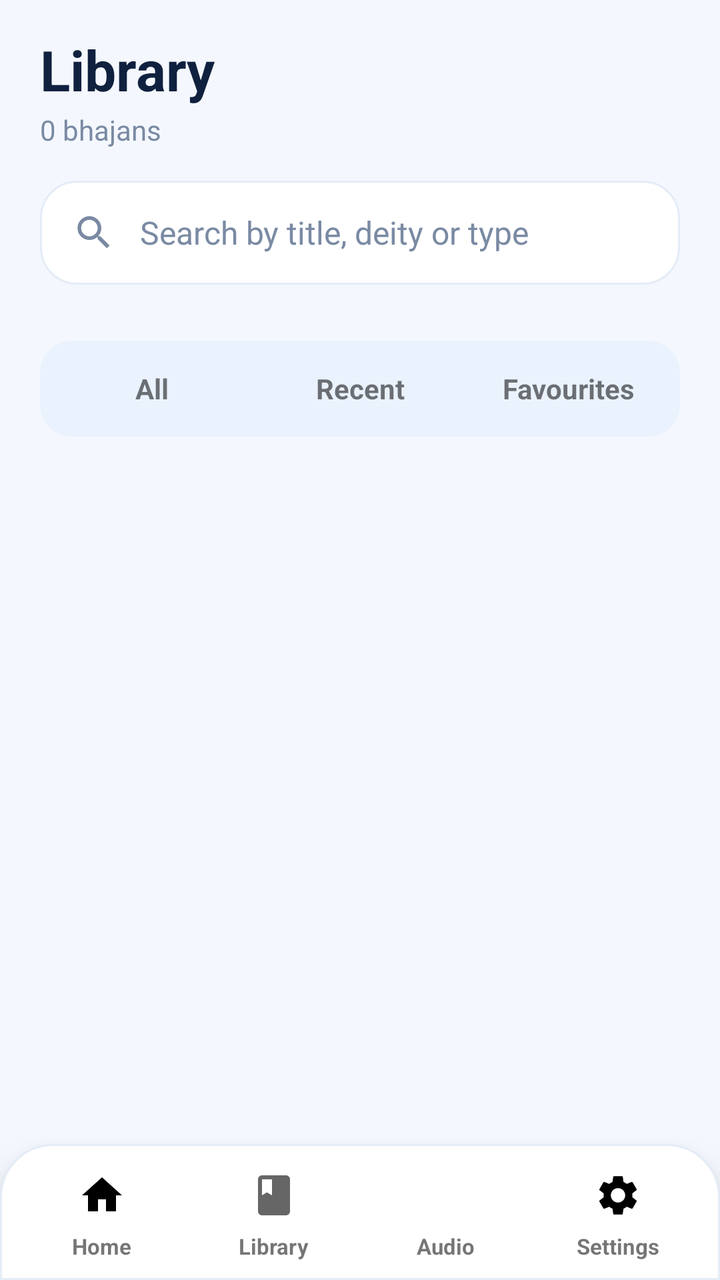
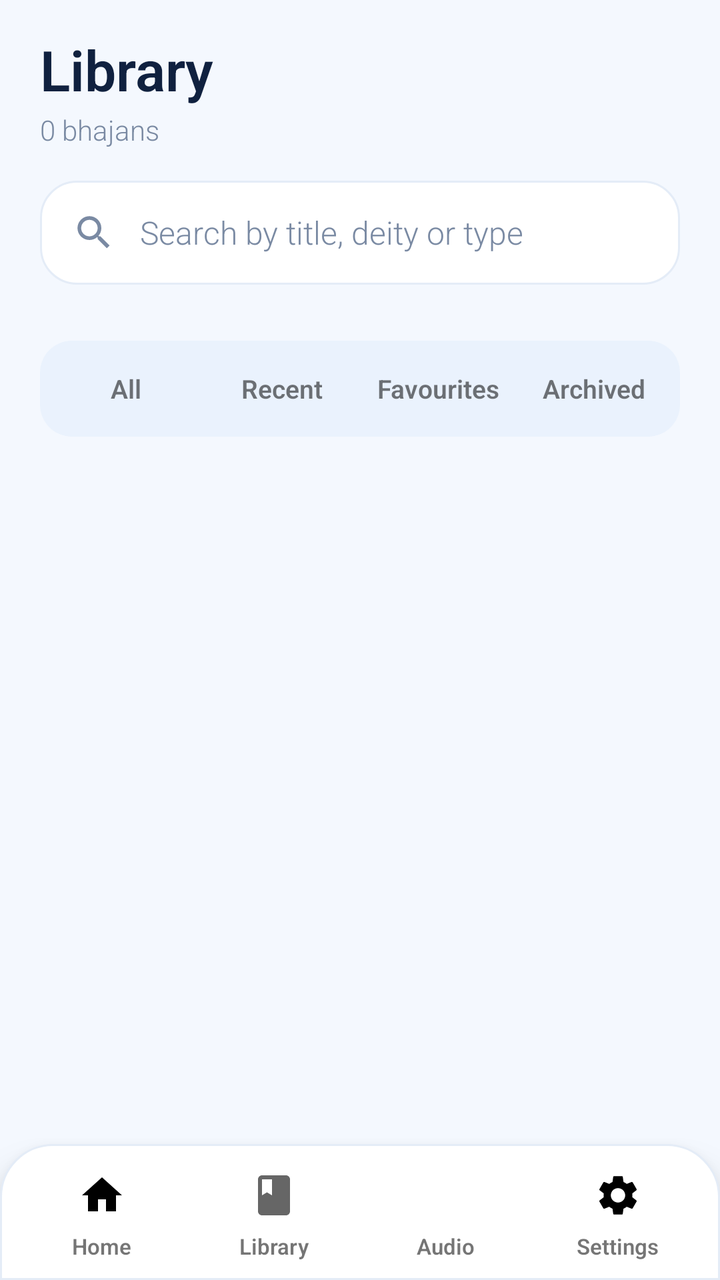

The first picture is an Android layout as it rendered before a commit; the second is the same layout after the commit. The layout source and the unified diff follow.
<!-- AndroidManifest.xml: application theme Theme.BhajanApp -->
<!-- res/layout/activity_library.xml -->
<?xml version="1.0" encoding="utf-8"?>
<LinearLayout xmlns:android="http://schemas.android.com/apk/res/android"
    android:id="@+id/root"
    android:layout_width="match_parent"
    android:layout_height="match_parent"
    android:background="@color/bg"
    android:fitsSystemWindows="true"
    android:focusable="true"
    android:focusableInTouchMode="true"
    android:orientation="vertical">

    
    <LinearLayout
        android:layout_width="match_parent"
        android:layout_height="wrap_content"
        android:gravity="center_vertical"
        android:orientation="horizontal"
        android:paddingStart="20dp"
        android:paddingEnd="20dp"
        android:paddingTop="16dp">

        <LinearLayout
            android:layout_width="0dp"
            android:layout_height="wrap_content"
            android:layout_weight="1"
            android:orientation="vertical">
            <TextView
                android:layout_width="wrap_content"
                android:layout_height="wrap_content"
                android:text="Library"
                android:textColor="@color/text_primary"
                android:textSize="28sp"
                android:textStyle="bold" />
            <TextView
                android:id="@+id/tv_count"
                android:layout_width="wrap_content"
                android:layout_height="wrap_content"
                android:layout_marginTop="2dp"
                android:text="0 bhajans"
                android:textColor="@color/text_secondary"
                android:textSize="14sp" />
        </LinearLayout>

        <TextView
            android:id="@+id/btn_clear_all"
            android:layout_width="wrap_content"
            android:layout_height="38dp"
            android:background="@drawable/bg_pill"
            android:gravity="center"
            android:paddingStart="16dp"
            android:paddingEnd="16dp"
            android:text="Clear"
            android:textColor="@color/red"
            android:textSize="13sp"
            android:textStyle="bold"
            android:visibility="gone" />
    </LinearLayout>

    
    <LinearLayout
        android:layout_width="match_parent"
        android:layout_height="52dp"
        android:layout_marginStart="20dp"
        android:layout_marginEnd="20dp"
        android:layout_marginTop="16dp"
        android:background="@drawable/bg_search_bar"
        android:gravity="center_vertical"
        android:orientation="horizontal"
        android:paddingStart="16dp"
        android:paddingEnd="8dp">
        <ImageView
            android:layout_width="22dp"
            android:layout_height="22dp"
            android:src="@drawable/ic_search"
            android:tint="@color/text_secondary" />
        <EditText
            android:id="@+id/et_search"
            android:layout_width="0dp"
            android:layout_height="match_parent"
            android:layout_weight="1"
            android:background="@android:color/transparent"
            android:hint="Search by title, deity or type"
            android:imeOptions="actionSearch"
            android:inputType="text"
            android:maxLines="1"
            android:paddingStart="12dp"
            android:textColor="@color/text_primary"
            android:textColorHint="@color/text_secondary"
            android:textSize="16sp" />
        <ImageView
            android:id="@+id/btn_search_clear"
            android:layout_width="36dp"
            android:layout_height="36dp"
            android:background="?attr/selectableItemBackgroundBorderless"
            android:padding="8dp"
            android:src="@drawable/ic_close"
            android:tint="@color/text_secondary"
            android:visibility="gone" />
    </LinearLayout>

    
    <androidx.recyclerview.widget.RecyclerView
        android:id="@+id/rv_categories"
        android:layout_width="match_parent"
        android:layout_height="wrap_content"
        android:clipToPadding="false"
        android:paddingStart="20dp"
        android:paddingEnd="20dp"
        android:paddingTop="14dp"
        android:paddingBottom="4dp" />

    
    <LinearLayout
        android:layout_width="match_parent"
        android:layout_height="wrap_content"
        android:layout_marginStart="20dp"
        android:layout_marginEnd="20dp"
        android:layout_marginTop="10dp"
        android:layout_marginBottom="8dp"
        android:background="@drawable/bg_segment"
        android:orientation="horizontal"
        android:padding="4dp">
        <TextView
            android:id="@+id/seg_all"
            android:layout_width="0dp"
            android:layout_height="40dp"
            android:layout_weight="1"
            android:gravity="center"
            android:text="All"
            android:textSize="14sp"
            android:textStyle="bold" />
        <TextView
            android:id="@+id/seg_recent"
            android:layout_width="0dp"
            android:layout_height="40dp"
            android:layout_weight="1"
            android:gravity="center"
            android:text="Recent"
            android:textSize="14sp"
            android:textStyle="bold" />
        <TextView
            android:id="@+id/seg_fav"
            android:layout_width="0dp"
            android:layout_height="40dp"
            android:layout_weight="1"
            android:gravity="center"
            android:text="Favourites"
            android:textSize="14sp"
            android:textStyle="bold" />
    </LinearLayout>

    <FrameLayout
        android:layout_width="match_parent"
        android:layout_height="0dp"
        android:layout_weight="1">

        <androidx.recyclerview.widget.RecyclerView
            android:id="@+id/recyclerView"
            android:layout_width="match_parent"
            android:layout_height="match_parent"
            android:clipToPadding="false"
            android:paddingTop="4dp"
            android:paddingBottom="16dp" />

        <LinearLayout
            android:id="@+id/empty_state"
            android:layout_width="match_parent"
            android:layout_height="wrap_content"
            android:layout_gravity="center"
            android:gravity="center_horizontal"
            android:orientation="vertical"
            android:paddingStart="40dp"
            android:paddingEnd="40dp"
            android:visibility="gone">
            <ImageView
                android:id="@+id/iv_empty"
                android:layout_width="88dp"
                android:layout_height="88dp"
                android:background="@drawable/bg_circle_card"
                android:padding="26dp"
                android:src="@drawable/ic_search"
                android:tint="@color/accent" />
            <TextView
                android:id="@+id/tv_empty_title"
                android:layout_width="wrap_content"
                android:layout_height="wrap_content"
                android:layout_marginTop="18dp"
                android:textColor="@color/text_primary"
                android:textSize="18sp"
                android:textStyle="bold" />
            <TextView
                android:id="@+id/tv_empty_sub"
                android:layout_width="wrap_content"
                android:layout_height="wrap_content"
                android:layout_marginTop="6dp"
                android:gravity="center"
                android:textColor="@color/text_secondary"
                android:textSize="14sp" />
        </LinearLayout>
    </FrameLayout>

    <include layout="@layout/view_bottom_nav" />
</LinearLayout>
<!-- res/layout/view_bottom_nav.xml (included above) -->
<?xml version="1.0" encoding="utf-8"?>
<LinearLayout xmlns:android="http://schemas.android.com/apk/res/android"
    android:id="@+id/bottom_nav"
    android:layout_width="match_parent"
    android:layout_height="68dp"
    android:background="@drawable/bg_nav"
    android:elevation="12dp"
    android:orientation="horizontal"
    android:paddingStart="8dp"
    android:paddingEnd="8dp">

    <LinearLayout
        android:id="@+id/nav_home"
        android:layout_width="0dp"
        android:layout_height="match_parent"
        android:layout_weight="1"
        android:gravity="center"
        android:orientation="vertical">
        <FrameLayout
            android:id="@+id/nav_home_pill"
            android:layout_width="56dp"
            android:layout_height="32dp">
            <ImageView
                android:id="@+id/nav_home_icon"
                android:layout_width="24dp"
                android:layout_height="24dp"
                android:layout_gravity="center"
                android:src="@drawable/ic_home" />
        </FrameLayout>
        <TextView
            android:id="@+id/nav_home_label"
            android:layout_width="wrap_content"
            android:layout_height="wrap_content"
            android:layout_marginTop="2dp"
            android:text="Home"
            android:textSize="11sp"
            android:textStyle="bold" />
    </LinearLayout>

    <LinearLayout
        android:id="@+id/nav_lyrics"
        android:layout_width="0dp"
        android:layout_height="match_parent"
        android:layout_weight="1"
        android:gravity="center"
        android:orientation="vertical">
        <FrameLayout
            android:id="@+id/nav_lyrics_pill"
            android:layout_width="56dp"
            android:layout_height="32dp">
            <ImageView
                android:id="@+id/nav_lyrics_icon"
                android:layout_width="24dp"
                android:layout_height="24dp"
                android:layout_gravity="center"
                android:src="@drawable/ic_book" />
        </FrameLayout>
        <TextView
            android:id="@+id/nav_lyrics_label"
            android:layout_width="wrap_content"
            android:layout_height="wrap_content"
            android:layout_marginTop="2dp"
            android:text="Library"
            android:textSize="11sp"
            android:textStyle="bold" />
    </LinearLayout>

    <LinearLayout
        android:id="@+id/nav_audio"
        android:layout_width="0dp"
        android:layout_height="match_parent"
        android:layout_weight="1"
        android:gravity="center"
        android:orientation="vertical">
        <FrameLayout
            android:id="@+id/nav_audio_pill"
            android:layout_width="56dp"
            android:layout_height="32dp">
            <ImageView
                android:id="@+id/nav_audio_icon"
                android:layout_width="24dp"
                android:layout_height="24dp"
                android:layout_gravity="center"
                android:src="@drawable/ic_music_note" />
        </FrameLayout>
        <TextView
            android:id="@+id/nav_audio_label"
            android:layout_width="wrap_content"
            android:layout_height="wrap_content"
            android:layout_marginTop="2dp"
            android:text="Audio"
            android:textSize="11sp"
            android:textStyle="bold" />
    </LinearLayout>

    <LinearLayout
        android:id="@+id/nav_settings"
        android:layout_width="0dp"
        android:layout_height="match_parent"
        android:layout_weight="1"
        android:gravity="center"
        android:orientation="vertical">
        <FrameLayout
            android:id="@+id/nav_settings_pill"
            android:layout_width="56dp"
            android:layout_height="32dp">
            <ImageView
                android:id="@+id/nav_settings_icon"
                android:layout_width="24dp"
                android:layout_height="24dp"
                android:layout_gravity="center"
                android:src="@drawable/ic_settings" />
        </FrameLayout>
        <TextView
            android:id="@+id/nav_settings_label"
            android:layout_width="wrap_content"
            android:layout_height="wrap_content"
            android:layout_marginTop="2dp"
            android:text="Settings"
            android:textSize="11sp"
            android:textStyle="bold" />
    </LinearLayout>
</LinearLayout>
<!-- resources referenced by this layout -->
<resources>
  <color name="accent">#2185F5</color>
  <color name="bg">#F4F8FE</color>
  <color name="red">#E5484D</color>
  <color name="text_primary">#10213F</color>
  <color name="text_secondary">#7A8AA3</color>
  <!-- drawable bg_circle_card (drawable) -->
  <?xml version="1.0" encoding="utf-8"?>
  <shape xmlns:android="http://schemas.android.com/apk/res/android" android:shape="oval">
      <solid android:color="@color/card" />
      <stroke android:width="1dp" android:color="@color/card_border" />
  </shape>
  <!-- drawable bg_nav (drawable) -->
  <?xml version="1.0" encoding="utf-8"?>
  <shape xmlns:android="http://schemas.android.com/apk/res/android" android:shape="rectangle">
      <solid android:color="@color/card" />
      <corners
          android:topLeftRadius="26dp"
          android:topRightRadius="26dp" />
      <stroke android:width="1dp" android:color="@color/card_border" />
  </shape>
  <!-- drawable bg_pill (drawable) -->
  <?xml version="1.0" encoding="utf-8"?>
  <shape xmlns:android="http://schemas.android.com/apk/res/android" android:shape="rectangle">
      <solid android:color="@color/card" />
      <corners android:radius="26dp" />
      <stroke android:width="1dp" android:color="@color/card_border" />
  </shape>
  <!-- drawable bg_search_bar (drawable) -->
  <?xml version="1.0" encoding="utf-8"?>
  <shape xmlns:android="http://schemas.android.com/apk/res/android" android:shape="rectangle">
      <solid android:color="@color/card" />
      <corners android:radius="18dp" />
      <stroke android:width="1dp" android:color="@color/card_border" />
  </shape>
  <!-- drawable bg_segment (drawable) -->
  <?xml version="1.0" encoding="utf-8"?>
  <shape xmlns:android="http://schemas.android.com/apk/res/android" android:shape="rectangle">
      <solid android:color="@color/muted" />
      <corners android:radius="16dp" />
  </shape>
  <!-- drawable ic_book (drawable) -->
  <vector xmlns:android="http://schemas.android.com/apk/res/android"
      android:width="24dp" android:height="24dp"
      android:viewportWidth="24" android:viewportHeight="24"
      android:tint="?attr/colorControlNormal">
      <path android:fillColor="@android:color/white"
          android:pathData="M18,2H6C4.9,2 4,2.9 4,4v16c0,1.1 0.9,2 2,2h12c1.1,0 2,-0.9 2,-2V4C20,2.9 19.1,2 18,2zM6,4h5v8l-2.5,-1.5L6,12V4z"/>
  </vector>
  <!-- drawable ic_close (drawable) -->
  <vector xmlns:android="http://schemas.android.com/apk/res/android" android:width="24dp" android:height="24dp" android:viewportWidth="24" android:viewportHeight="24">
      <path android:fillColor="#FF000000" android:pathData="M19,6.41L17.59,5 12,10.59 6.41,5 5,6.41 10.59,12 5,17.59 6.41,19 12,13.41 17.59,19 19,17.59 13.41,12z"/>
  </vector>
  <!-- drawable ic_home (drawable) -->
  <vector xmlns:android="http://schemas.android.com/apk/res/android"
      android:width="24dp"
      android:height="24dp"
      android:viewportWidth="24"
      android:viewportHeight="24">
      <path
          android:fillColor="#FF000000"
          android:pathData="M10,20v-6h4v6h5v-8h3L12,3 2,12h3v8z" />
  </vector>
  <!-- drawable ic_music_note (drawable) -->
  <vector xmlns:android="http://schemas.android.com/apk/res/android"
      android:width="24dp"
      android:height="24dp"
      android:viewportWidth="24"
      android:viewportHeight="24">
      <path
          android:fillColor="#FFFFFF"
          android:pathData="M12,3v10.55c-0.59,-0.34 -1.27,-0.55 -2,-0.55 -2.21,0 -4,1.79 -4,4s1.79,4 4,4 4,-1.79 4,-4V7h4V3h-6z"/>
  </vector>
  <style name="Theme.BhajanApp" parent="Theme.MaterialComponents.DayNight.NoActionBar">
          <item name="colorPrimary">@color/accent</item>
          <item name="android:statusBarColor">@color/bg</item>
          <item name="android:windowLightStatusBar">true</item>
      </style>
  <color name="card">#FFFFFF</color>
  <color name="card_border">#E4ECF7</color>
  <color name="muted">#EAF2FD</color>
  <!-- unchanged entries left out for length: 2 -->
</resources>

<!-- the commit's change to res/layout/activity_library.xml (unified diff, before → after) -->
@@ -1,4 +1,3 @@
-<?xml version="1.0" encoding="utf-8"?>
 <LinearLayout xmlns:android="http://schemas.android.com/apk/res/android"
     android:id="@+id/root"
     android:layout_width="match_parent"
@@ -9,7 +8,6 @@
     android:focusableInTouchMode="true"
     android:orientation="vertical">
 
-    
     <LinearLayout
         android:layout_width="match_parent"
         android:layout_height="wrap_content"
@@ -24,6 +22,7 @@
             android:layout_height="wrap_content"
             android:layout_weight="1"
             android:orientation="vertical">
+
             <TextView
                 android:layout_width="wrap_content"
                 android:layout_height="wrap_content"
@@ -31,6 +30,7 @@
                 android:textColor="@color/text_primary"
                 android:textSize="28sp"
                 android:textStyle="bold" />
+
             <TextView
                 android:id="@+id/tv_count"
                 android:layout_width="wrap_content"
@@ -56,7 +56,6 @@
             android:visibility="gone" />
     </LinearLayout>
 
-    
     <LinearLayout
         android:layout_width="match_parent"
         android:layout_height="52dp"
@@ -68,11 +67,13 @@
         android:orientation="horizontal"
         android:paddingStart="16dp"
         android:paddingEnd="8dp">
+
         <ImageView
             android:layout_width="22dp"
             android:layout_height="22dp"
             android:src="@drawable/ic_search"
             android:tint="@color/text_secondary" />
+
         <EditText
             android:id="@+id/et_search"
             android:layout_width="0dp"
@@ -87,6 +88,7 @@
             android:textColor="@color/text_primary"
             android:textColorHint="@color/text_secondary"
             android:textSize="16sp" />
+
         <ImageView
             android:id="@+id/btn_search_clear"
             android:layout_width="36dp"
@@ -98,7 +100,6 @@
             android:visibility="gone" />
     </LinearLayout>
 
-    
     <androidx.recyclerview.widget.RecyclerView
         android:id="@+id/rv_categories"
         android:layout_width="match_parent"
@@ -120,6 +121,7 @@
         android:background="@drawable/bg_segment"
         android:orientation="horizontal"
         android:padding="4dp">
+
         <TextView
             android:id="@+id/seg_all"
             android:layout_width="0dp"
@@ -127,8 +129,9 @@
             android:layout_weight="1"
             android:gravity="center"
             android:text="All"
-            android:textSize="14sp"
-            android:textStyle="bold" />
+            android:textSize="13sp"
+            android:textStyle="bold" />
+
         <TextView
             android:id="@+id/seg_recent"
             android:layout_width="0dp"
@@ -136,8 +139,9 @@
             android:layout_weight="1"
             android:gravity="center"
             android:text="Recent"
-            android:textSize="14sp"
-            android:textStyle="bold" />
+            android:textSize="13sp"
+            android:textStyle="bold" />
+
         <TextView
             android:id="@+id/seg_fav"
             android:layout_width="0dp"
@@ -145,7 +149,17 @@
             android:layout_weight="1"
             android:gravity="center"
             android:text="Favourites"
-            android:textSize="14sp"
+            android:textSize="13sp"
+            android:textStyle="bold" />
+
+        <TextView
+            android:id="@+id/seg_archived"
+            android:layout_width="0dp"
+            android:layout_height="40dp"
+            android:layout_weight="1"
+            android:gravity="center"
+            android:text="Archived"
+            android:textSize="13sp"
             android:textStyle="bold" />
     </LinearLayout>
 
@@ -172,6 +186,7 @@
             android:paddingStart="40dp"
             android:paddingEnd="40dp"
             android:visibility="gone">
+
             <ImageView
                 android:id="@+id/iv_empty"
                 android:layout_width="88dp"
@@ -180,6 +195,7 @@
                 android:padding="26dp"
                 android:src="@drawable/ic_search"
                 android:tint="@color/accent" />
+
             <TextView
                 android:id="@+id/tv_empty_title"
                 android:layout_width="wrap_content"
@@ -188,6 +204,7 @@
                 android:textColor="@color/text_primary"
                 android:textSize="18sp"
                 android:textStyle="bold" />
+
             <TextView
                 android:id="@+id/tv_empty_sub"
                 android:layout_width="wrap_content"
<!-- resource entries referenced after the edit -->
@@ -76,6 +76,8 @@
           <item name="colorPrimary">@color/accent</item>
           <item name="android:statusBarColor">@color/bg</item>
           <item name="android:windowLightStatusBar">true</item>
+          <item name="android:fontFamily">sans-serif-light</item>
+          <item name="fontFamily">sans-serif-light</item>
       </style>
   <color name="card">#FFFFFF</color>
   <color name="card_border">#E4ECF7</color>
